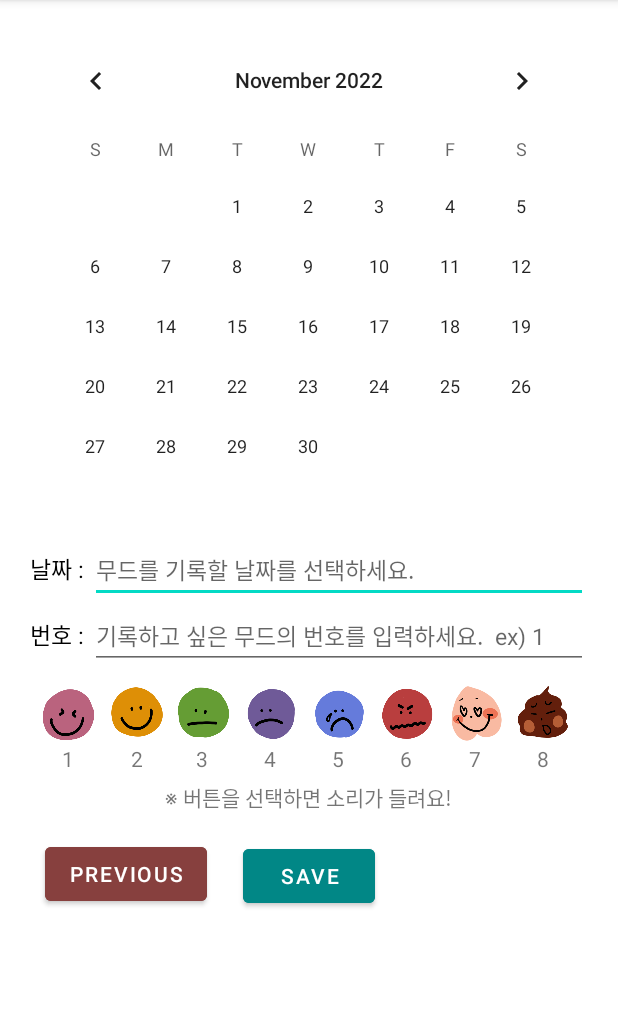
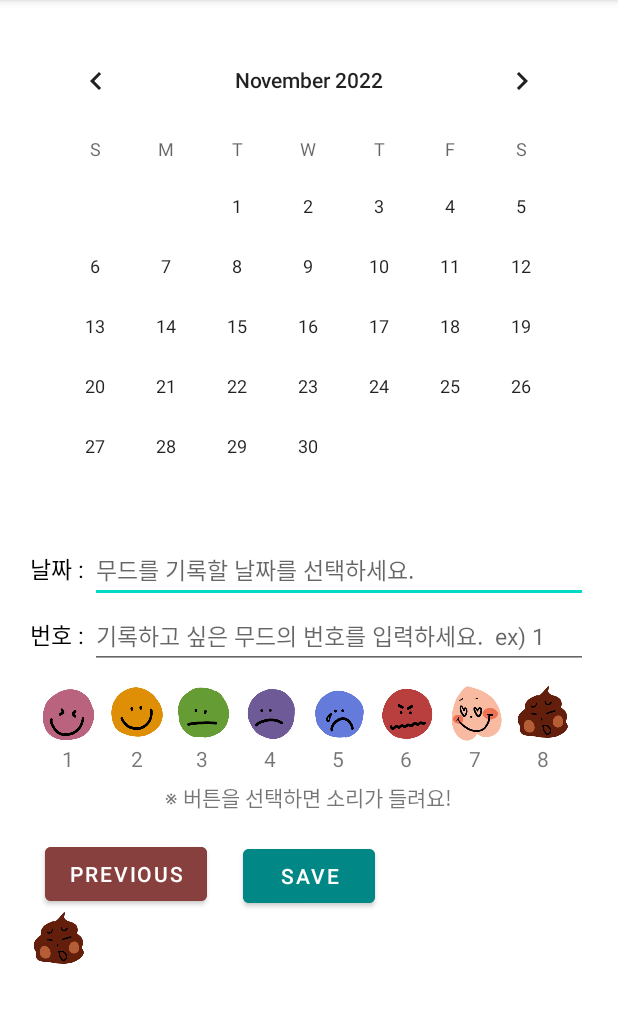
Before and after one commit to StrongCatWill/Somute, an Android app: the MoodTracker screen opened directly, with no data from a screen before it, after a tap on an icon or button, on a phone screen of 412 x 824 dp, the part 84-1107 px from its top. Run offline under Robolectric (Android 15) with nearby library versions, the phone set to English and light mode, and no system bars; 2 other taps on this screen came first.

Commit message:
//달력 위에 붙어야 하는데 지금 이슈는 * 1. 선택한 날짜 위로 붙을 수 있게 정확한 location값을 얻어내는 것이 어려움 * 2. 1~8까지의 무드만 미리 ImageView로 지정해두었으므로 한 달 안에서 하나의 mood가 중복으로 사용되는 경우는 처리가 불가능함.*/
MoodTracker.javar과 activity_mood_tracker.xml 수정함. 구동은 하지 않음.
위의 이슈를 제외하면 논리적으로는 문제 없음을 검증함.

```diff
--- a/app/src/main/res/layout/activity_mood_tracker.xml
+++ b/app/src/main/res/layout/activity_mood_tracker.xml
@@ -202,4 +202,77 @@
         android:backgroundTint="#87403E"
         android:text="previous" />
 
+
+    <!--버튼 누르고 날짜 위에 올릴 이미지버튼-->
+    <LinearLayout
+        android:orientation="horizontal"
+        android:layout_width="wrap_content"
+        android:layout_height="wrap_content"
+        >
+    <ImageView
+        android:id="@+id/iv_mood1_patch"
+        android:layout_width="40dp"
+        android:layout_height="40dp"
+        android:background="@drawable/mood1"
+        android:visibility="invisible"
+        />
+
+    <ImageView
+        android:id="@+id/iv_mood2_patch"
+        android:layout_width="40dp"
+        android:layout_height="40dp"
+        android:background="@drawable/mood2"
+        android:visibility="invisible"
+        />
+
+        <ImageView
+            android:id="@+id/iv_mood3_patch"
+            android:layout_width="40dp"
+            android:layout_height="40dp"
+            android:background="@drawable/mood3"
+            android:visibility="invisible"
+            />
+
+        <ImageView
+            android:id="@+id/iv_mood4_patch"
+            android:layout_width="40dp"
+            android:layout_height="40dp"
+            android:background="@drawable/mood4"
+            android:visibility="invisible"
+            />
+
+        <ImageView
+            android:id="@+id/iv_mood5_patch"
+            android:layout_width="40dp"
+            android:layout_height="40dp"
+            android:background="@drawable/mood5"
+            android:visibility="invisible"
+            />
+
+        <ImageView
+            android:id="@+id/iv_mood6_patch"
+            android:layout_width="40dp"
+            android:layout_height="40dp"
+            android:background="@drawable/mood6"
+            android:visibility="invisible"
+            />
+
+        <ImageView
+            android:id="@+id/iv_mood7_patch"
+            android:layout_width="40dp"
+            android:layout_height="40dp"
+            android:background="@drawable/mood7"
+            android:visibility="invisible"
+            />
+
+        <ImageView
+            android:id="@+id/iv_mood8_patch"
+            android:layout_width="40dp"
+            android:layout_height="40dp"
+            android:background="@drawable/mood8"
+            android:visibility="invisible"
+            />
 </LinearLayout>
+
+
+</LinearLayout>
```
Also changed, not shown: app/src/main/java/com/mobile/somute/MoodTracker.java (+72 -0 lines).
